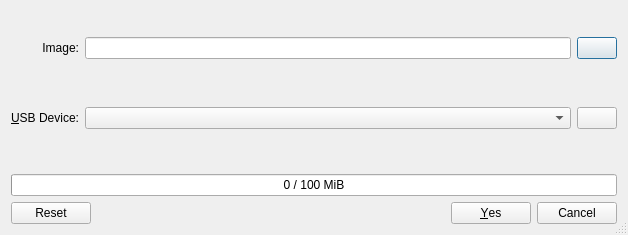
The window that isoimagewriter/maindialog.ui (KDE/isoimagewriter) describes before a commit, drawn with Qt 5.
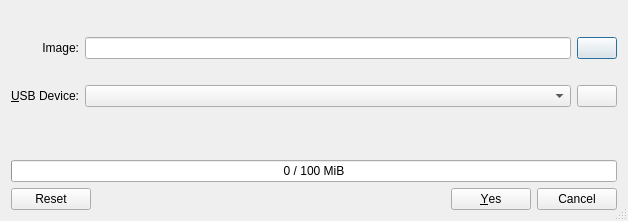
The same window after the commit.

Commit message: remove excess spacing in middle widget

Patch:
```diff
--- a/isoimagewriter/maindialog.ui
+++ b/isoimagewriter/maindialog.ui
@@ -7,7 +7,7 @@
     <x>0</x>
     <y>0</y>
     <width>628</width>
-    <height>235</height>
+    <height>221</height>
    </rect>
   </property>
   <property name="sizePolicy">
@@ -83,6 +83,9 @@
    </item>
    <item>
     <layout class="QGridLayout" name="gridLayout">
+     <property name="spacing">
+      <number>6</number>
+     </property>
      <item row="0" column="0">
       <widget class="QLabel" name="imageLabel">
        <property name="sizePolicy">
@@ -125,6 +128,21 @@
      <item row="1" column="1">
       <widget class="QWidget" name="widget_2" native="true">
        <layout class="QHBoxLayout" name="horizontalLayout_2">
+        <property name="spacing">
+         <number>0</number>
+        </property>
+        <property name="leftMargin">
+         <number>0</number>
+        </property>
+        <property name="topMargin">
+         <number>0</number>
+        </property>
+        <property name="rightMargin">
+         <number>0</number>
+        </property>
+        <property name="bottomMargin">
+         <number>0</number>
+        </property>
         <item>
          <spacer name="horizontalSpacer_2">
           <property name="orientation">
```
